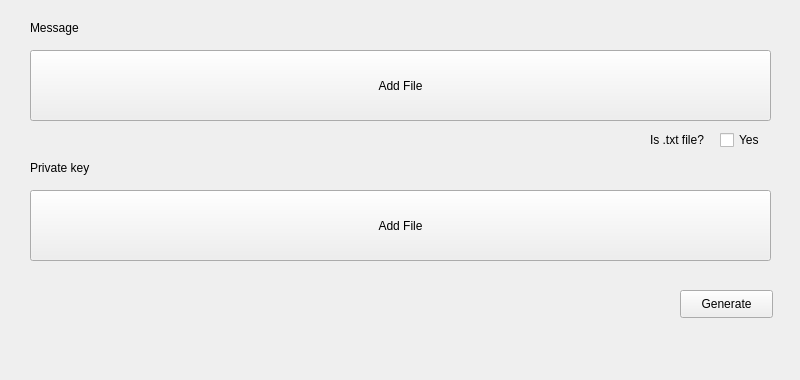
Qt form digital_sign.ui (graell12/Tucil3Kripto) before a commit; both pictures show x 0 to 800 and y 0 to 380 of the 800 by 600 pixel window.
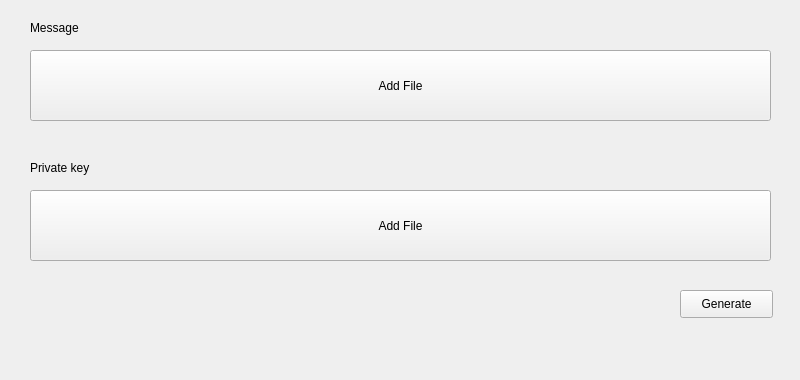
The same form after that commit.

The edit to the form file:
```diff
--- a/digital_sign.ui
+++ b/digital_sign.ui
@@ -95,27 +95,14 @@
    <widget class="QLabel" name="label_3">
     <property name="geometry">
      <rect>
-      <x>650</x>
-      <y>130</y>
-      <width>61</width>
+      <x>30</x>
+      <y>290</y>
+      <width>631</width>
       <height>20</height>
      </rect>
     </property>
     <property name="text">
-     <string>Is .txt file?</string>
-    </property>
-   </widget>
-   <widget class="QCheckBox" name="checkBox">
-    <property name="geometry">
-     <rect>
-      <x>720</x>
-      <y>130</y>
-      <width>51</width>
-      <height>20</height>
-     </rect>
-    </property>
-    <property name="text">
-     <string>Yes</string>
+     <string/>
     </property>
    </widget>
   </widget>
```
Left out of the diff: 2 changed lines with no effect on the pictures.
